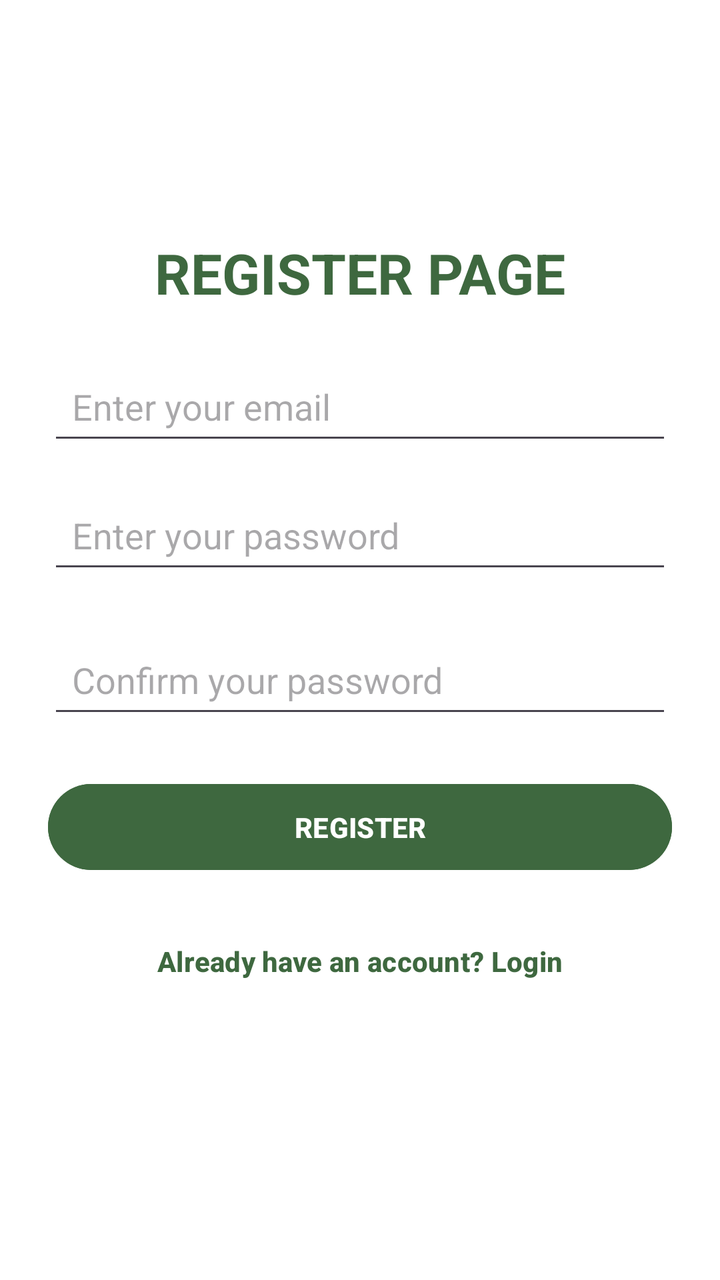
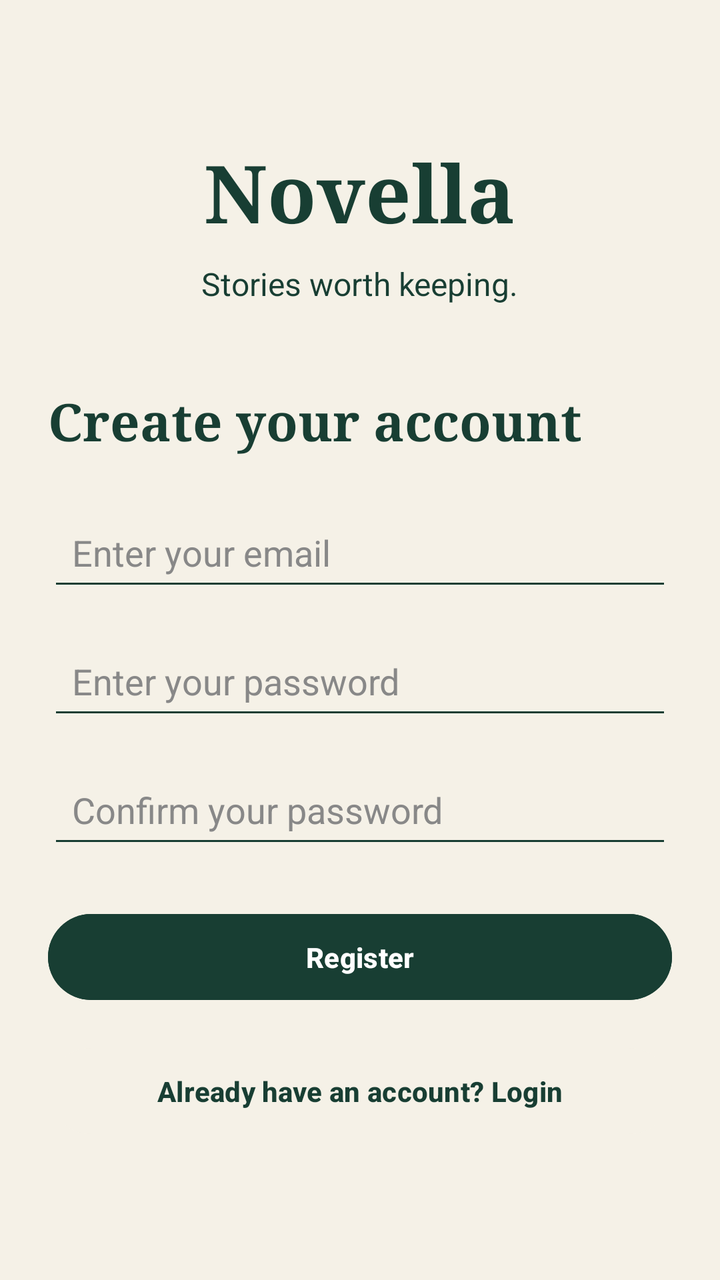

Before-and-after screenshots of an Android layout around one commit, followed by the original layout XML and the change that was made.
<!-- AndroidManifest.xml: application theme Theme.Novella -->
<!-- res/layout/activity_register.xml -->
<?xml version="1.0" encoding="utf-8"?>
<LinearLayout
    xmlns:android="http://schemas.android.com/apk/res/android"
    xmlns:app="http://schemas.android.com/apk/res-auto"
    xmlns:tools="http://schemas.android.com/tools"
    android:layout_width="match_parent"
    android:layout_height="match_parent"
    android:orientation="vertical"
    android:gravity="center"
    android:padding="24dp"
    android:background="@color/white"
    tools:context=".RegisterActivity">


    <TextView
        android:layout_width="wrap_content"
        android:layout_height="wrap_content"
        android:text="REGISTER PAGE"
        android:textSize="28sp"
        android:textStyle="bold"
        android:textColor="@color/green"
        android:layout_marginBottom="24dp" />



    <EditText
        android:id="@+id/emailregister"
        android:layout_width="match_parent"
        android:layout_height="wrap_content"
        android:hint="Enter your email"
        android:inputType="textEmailAddress"
        android:padding="12dp"
        android:layout_marginBottom="16dp" />

    <EditText
        android:id="@+id/passwordregister"
        android:layout_width="match_parent"
        android:layout_height="wrap_content"
        android:hint="Enter your password"
        android:inputType="textPassword"
        android:padding="12dp"
        android:layout_marginBottom="24dp" />


    <EditText
        android:id="@+id/confirmpasswordregister"
        android:layout_width="match_parent"
        android:layout_height="wrap_content"
        android:hint="Confirm your password"
        android:inputType="textPassword"
        android:padding="12dp"
        android:layout_marginBottom="24dp" />


    <Button
        android:id="@+id/registerbtn"
        android:layout_width="match_parent"
        android:layout_height="wrap_content"
        android:text="REGISTER"
        android:textColor="@color/white"
        android:backgroundTint="@color/green"
        android:paddingVertical="12dp"
        android:textStyle="bold"
        android:layout_marginBottom="16dp" />

    <Button
        android:id="@+id/loginregbtn"
        android:layout_width="match_parent"
        android:layout_height="wrap_content"
        android:text="Already have an account? Login"
        android:textColor="@color/green"
        android:backgroundTint="@color/white"
        android:paddingVertical="12dp"
        android:textStyle="bold"
        android:layout_marginBottom="16dp"
        />

</LinearLayout>
<!-- resources referenced by this layout -->
<resources>
  <color name="green">#3E683F</color>
  <color name="white">#FFFFFFFF</color>
  <style name="Theme.Novella" parent="Base.Theme.Novella" />
  <style name="Base.Theme.Novella" parent="Theme.Material3.DayNight.NoActionBar">
          
          
      </style>
</resources>

<!-- the commit's change to res/layout/activity_register.xml (unified diff, before → after) -->
@@ -1,27 +1,42 @@
 <?xml version="1.0" encoding="utf-8"?>
 <LinearLayout
     xmlns:android="http://schemas.android.com/apk/res/android"
-    xmlns:app="http://schemas.android.com/apk/res-auto"
     xmlns:tools="http://schemas.android.com/tools"
     android:layout_width="match_parent"
     android:layout_height="match_parent"
     android:orientation="vertical"
     android:gravity="center"
     android:padding="24dp"
-    android:background="@color/white"
+    android:background="#F5F1E7"
     tools:context=".RegisterActivity">
-
 
     <TextView
         android:layout_width="wrap_content"
         android:layout_height="wrap_content"
-        android:text="REGISTER PAGE"
-        android:textSize="28sp"
+        android:text="Novella"
+        android:textSize="40sp"
+        android:fontFamily="serif"
         android:textStyle="bold"
-        android:textColor="@color/green"
+        android:textColor="#183E33"
+        android:layout_marginBottom="8dp" />
+
+    <TextView
+        android:layout_width="wrap_content"
+        android:layout_height="wrap_content"
+        android:text="Stories worth keeping."
+        android:textSize="16sp"
+        android:textColor="#183E33"
+        android:layout_marginBottom="40dp" />
+
+    <TextView
+        android:layout_width="match_parent"
+        android:layout_height="wrap_content"
+        android:text="Create your account"
+        android:textSize="26sp"
+        android:fontFamily="serif"
+        android:textStyle="bold"
+        android:textColor="#183E33"
         android:layout_marginBottom="24dp" />
-
-
 
     <EditText
         android:id="@+id/emailregister"
@@ -29,6 +44,9 @@
         android:layout_height="wrap_content"
         android:hint="Enter your email"
         android:inputType="textEmailAddress"
+        android:textColor="#183E33"
+        android:textColorHint="#888888"
+        android:backgroundTint="#183E33"
         android:padding="12dp"
         android:layout_marginBottom="16dp" />
 
@@ -38,9 +56,11 @@
         android:layout_height="wrap_content"
         android:hint="Enter your password"
         android:inputType="textPassword"
+        android:textColor="#183E33"
+        android:textColorHint="#888888"
+        android:backgroundTint="#183E33"
         android:padding="12dp"
-        android:layout_marginBottom="24dp" />
-
+        android:layout_marginBottom="16dp" />
 
     <EditText
         android:id="@+id/confirmpasswordregister"
@@ -48,17 +68,20 @@
         android:layout_height="wrap_content"
         android:hint="Confirm your password"
         android:inputType="textPassword"
+        android:textColor="#183E33"
+        android:textColorHint="#888888"
+        android:backgroundTint="#183E33"
         android:padding="12dp"
         android:layout_marginBottom="24dp" />
-
 
     <Button
         android:id="@+id/registerbtn"
         android:layout_width="match_parent"
         android:layout_height="wrap_content"
-        android:text="REGISTER"
-        android:textColor="@color/white"
-        android:backgroundTint="@color/green"
+        android:text="Register"
+        android:textAllCaps="false"
+        android:textColor="#FFFFFF"
+        android:backgroundTint="#183E33"
         android:paddingVertical="12dp"
         android:textStyle="bold"
         android:layout_marginBottom="16dp" />
@@ -68,11 +91,10 @@
         android:layout_width="match_parent"
         android:layout_height="wrap_content"
         android:text="Already have an account? Login"
-        android:textColor="@color/green"
-        android:backgroundTint="@color/white"
+        android:textAllCaps="false"
+        android:textColor="#183E33"
+        android:backgroundTint="#F5F1E7"
         android:paddingVertical="12dp"
-        android:textStyle="bold"
-        android:layout_marginBottom="16dp"
-        />
+        android:textStyle="bold" />
 
 </LinearLayout>
<!-- resource entries referenced after the edit -->
@@ -1,7 +1,5 @@
 <!-- resources referenced by this layout -->
 <resources>
-  <color name="green">#3E683F</color>
-  <color name="white">#FFFFFFFF</color>
   <style name="Theme.Novella" parent="Base.Theme.Novella" />
   <style name="Base.Theme.Novella" parent="Theme.Material3.DayNight.NoActionBar">
           
